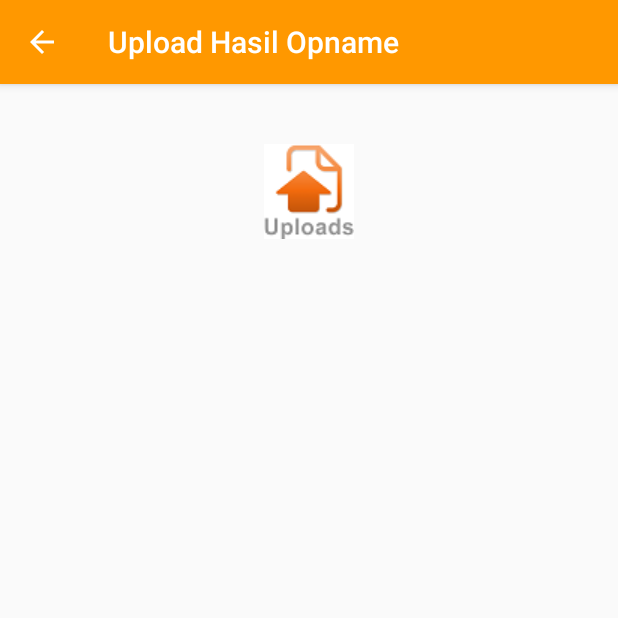
After one commit to HuriatiPutri/PindaiOpname_, an Android app: the UploadActivity screen opened directly, with no data from a screen before it, on a phone screen of 412 x 824 dp, the top half of it. The commit adds this screen. Run offline under Robolectric (Android 15) with nearby library versions, the phone set to English and light mode, and no system bars.

Commit message:
Pindai Opname

```diff
--- a/app/build.gradle
+++ b/app/build.gradle
@@ -37,7 +37,7 @@ dependencies {
     androidTestImplementation 'com.android.support.test:runner:1.0.2'
     androidTestImplementation 'com.android.support.test.espresso:espresso-core:3.0.2'
     implementation 'com.github.bumptech.glide:glide:4.7.1'
-
+    implementation 'de.hdodenhof:circleimageview:2.2.0'
     implementation 'com.android.support:multidex:1.0.3'
     implementation 'com.google.android.gms:play-services-analytics:12.0.1'
     implementation 'com.google.firebase:firebase-messaging:12.0.1'
--- a/app/src/main/java/com/example/ics/pindaiopname/MainActivity.java
+++ b/app/src/main/java/com/example/ics/pindaiopname/MainActivity.java
@@ -29,6 +29,7 @@ import com.example.ics.pindaiopname.adapter.OpnameAdapter;
 import com.example.ics.pindaiopname.api.ApiService;
 import com.example.ics.pindaiopname.api.Client;
 import com.example.ics.pindaiopname.model.OpnameModel;
+import com.example.ics.pindaiopname.model.uploadModel;
 import com.google.android.gms.auth.api.signin.GoogleSignIn;
 import com.google.android.gms.auth.api.signin.GoogleSignInAccount;
 import com.google.android.gms.auth.api.signin.GoogleSignInClient;
@@ -47,6 +48,7 @@ public class MainActivity extends AppCompatActivity
         implements NavigationView.OnNavigationItemSelectedListener {
 
     GoogleSignInClient googleSignInClient;
+    public static String userID;
     RecyclerView rvOpname;
 
     TextView username, email;
@@ -95,9 +97,9 @@ public class MainActivity extends AppCompatActivity
 
         GoogleSignInAccount acct = GoogleSignIn.getLastSignedInAccount(MainActivity.this);
         if(acct != null){
+            userID = acct.getEmail();
             String personName = acct.getDisplayName();
             String personEmail = acct.getEmail();
-
             Uri personPhoto = acct.getPhotoUrl();
 
             username.setText(personName);
@@ -187,7 +189,7 @@ public class MainActivity extends AppCompatActivity
         if (id == R.id.nav_setting) {
             startActivity(new Intent(MainActivity.this, DefaultLokasiActivity.class));
         } else if (id == R.id.nav_upload) {
-
+            startActivity(new Intent(MainActivity.this, UploadActivity.class));
         } else if (id == R.id.nav_logout) {
             signOut();
         }
--- /dev/null
+++ b/app/src/main/java/com/example/ics/pindaiopname/UploadActivity.java
@@ -0,0 +1,69 @@
+package com.example.ics.pindaiopname;
+
+import android.content.DialogInterface;
+import android.support.v7.app.AlertDialog;
+import android.support.v7.app.AppCompatActivity;
+import android.os.Bundle;
+import android.view.View;
+import android.widget.ImageButton;
+import android.widget.Toast;
+
+import com.example.ics.pindaiopname.api.ApiService;
+import com.example.ics.pindaiopname.api.Client;
+import com.example.ics.pindaiopname.model.OpnameModel;
+import com.example.ics.pindaiopname.model.uploadModel;
+
+import retrofit2.Call;
+import retrofit2.Callback;
+import retrofit2.Response;
+
+public class UploadActivity extends AppCompatActivity {
+
+    ImageButton btnUpload;
+    @Override
+    protected void onCreate(Bundle savedInstanceState) {
+        super.onCreate(savedInstanceState);
+        setContentView(R.layout.activity_upload);
+
+        btnUpload = findViewById(R.id.btnUpload);
+
+        btnUpload.setOnClickListener(new ImageButton.OnClickListener() {
+            @Override
+            public void onClick(View v) {
+                AlertDialog.Builder alert = new AlertDialog.Builder(UploadActivity.this);
+                alert.setMessage("Proses Upload Data?")
+                        .setPositiveButton("Yes", new DialogInterface.OnClickListener() {
+                            @Override
+                            public void onClick(DialogInterface dialog, int which) {
+                                upload();
+                            }
+                        }).setNegativeButton("No", null);
+                AlertDialog alertDialog = alert.create();
+                alertDialog.show();
+            }
+        });
+    }
+
+    private void upload() {
+
+        ApiService service = Client.getClient().create(ApiService.class);
+        Call<uploadModel> call = service.uploadOpname(MainActivity.userID);
+        call.enqueue(new Callback<uploadModel>() {
+            @Override
+            public void onResponse(Call<uploadModel> call, Response<uploadModel> response) {
+                if(response.code()==200){
+                    Toast.makeText(getApplicationContext(), "Upload Berhasil", Toast.LENGTH_SHORT).show();
+                }else if(response.code()==400){
+                    Toast.makeText(getApplicationContext(), "User tidak ditemukan", Toast.LENGTH_SHORT).show();
+                }else{
+                    Toast.makeText(getApplicationContext(),"Terjadi Kesalahan", Toast.LENGTH_SHORT).show();
+                }
+            }
+
+            @Override
+            public void onFailure(Call<uploadModel> call, Throwable t) {
+                Toast.makeText(getApplicationContext(),"Failed "  + t, Toast.LENGTH_SHORT).show();
+            }
+        });
+    }
+}
--- a/app/src/main/java/com/example/ics/pindaiopname/api/ApiService.java
+++ b/app/src/main/java/com/example/ics/pindaiopname/api/ApiService.java
@@ -4,6 +4,7 @@ import com.example.ics.pindaiopname.model.LokasiModel;
 import com.example.ics.pindaiopname.model.OpnameModel;
 import com.example.ics.pindaiopname.model.ResponseModel;
 import com.example.ics.pindaiopname.model.UnitModel;
+import com.example.ics.pindaiopname.model.uploadModel;
 
 import java.util.List;
 
@@ -32,7 +33,8 @@ public interface ApiService {
     Call<OpnameModel> addItem(@Field("BrgID") String BrgID, @Field("UnitID") String UnitID,
                                 @Field("LokasiID") String LokasiID,
                                 @Field("Qty") int QTY);
-
+    @POST("stok/upload")
+    Call<uploadModel> uploadOpname(@Query("userID") String userID);
 
 
 }
--- a/app/src/main/res/layout/activity_get_data.xml
+++ b/app/src/main/res/layout/activity_get_data.xml
@@ -9,6 +9,7 @@
         android:layout_width="match_parent"
         android:layout_height="wrap_content"
         android:orientation="vertical"
+        android:focusableInTouchMode="true"
         android:padding="20dp">
 
         <SurfaceView
--- /dev/null
+++ b/app/src/main/res/layout/activity_upload.xml
@@ -0,0 +1,18 @@
+<?xml version="1.0" encoding="utf-8"?>
+<RelativeLayout xmlns:android="http://schemas.android.com/apk/res/android"
+    xmlns:app="http://schemas.android.com/apk/res-auto"
+    xmlns:tools="http://schemas.android.com/tools"
+    android:layout_width="match_parent"
+    android:layout_height="match_parent"
+    tools:context=".UploadActivity">
+
+    <ImageButton
+        android:id="@+id/btnUpload"
+        android:layout_width="wrap_content"
+        android:layout_height="wrap_content"
+        android:layout_marginTop="40dp"
+        android:layout_centerHorizontal="true"
+        android:autofillHints="@string/app_name"
+        android:background="@android:color/white"
+        android:src="@drawable/upload_icon" />
+</RelativeLayout>
--- a/app/src/main/res/layout/nav_header_main.xml
+++ b/app/src/main/res/layout/nav_header_main.xml
@@ -12,7 +12,7 @@
     android:paddingBottom="@dimen/activity_vertical_margin"
     android:theme="@style/ThemeOverlay.AppCompat.Dark">
 
-    <ImageView
+    <de.hdodenhof.circleimageview.CircleImageView
         android:id="@+id/imageView"
         android:layout_width="50dp"
         android:layout_height="50dp"
--- a/gradle.properties
+++ b/gradle.properties
@@ -13,3 +13,4 @@ org.gradle.jvmargs=-Xmx1536m
 # org.gradle.parallel=true
 BASE_URL = "http://dev.smart-ics.com:212/pindai-opname/api/"
 ID_UNIT = "U02"
+googlePlayServicesVersion=12.0.1
```
Also changed, not shown: app/src/main/AndroidManifest.xml (+6 -2 lines), app/src/main/java/com/example/ics/pindaiopname/model/uploadModel.java (added, +9 -0 lines), build.gradle (+18 -1 lines), app/src/main/res/drawable/upload_icon.png (added).
